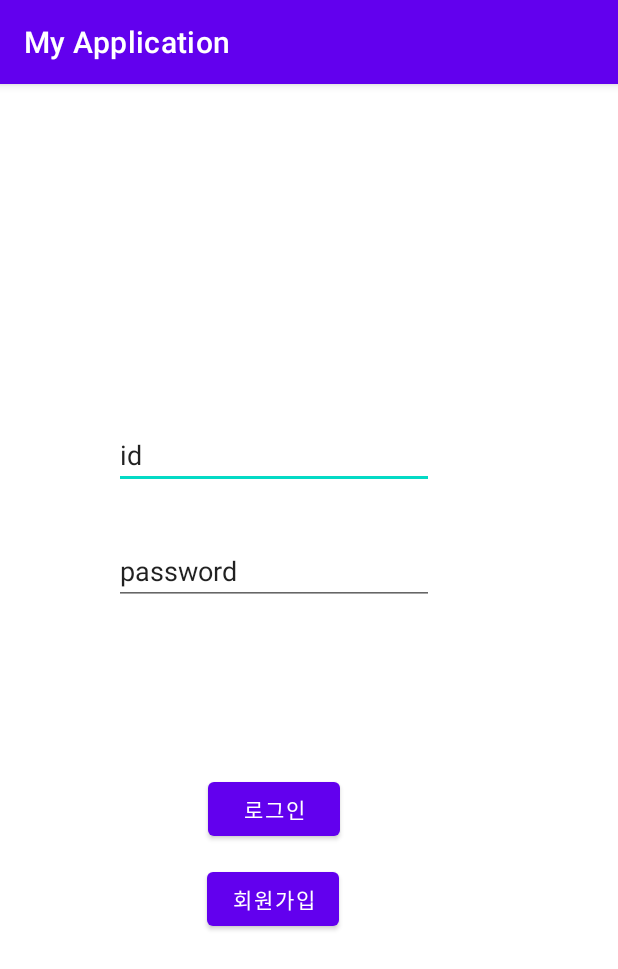
After one commit to jujinyoung/CapstoneDesign, an Android app: the LoginActivity screen opened directly, with no data from a screen before it, on a phone screen of 412 x 824 dp. The commit adds this screen. Shown: the top 969 px of the screen. Run offline under Robolectric (Android 15) with nearby library versions, the phone set to English and light mode, and no system bars; our stand-ins replace Volley.

Commit message:
로그인
로그인 액티비티, 회원가입 액티비티 생성
로그인 기능 완성

```diff
--- a/Android/app/src/main/AndroidManifest.xml
+++ b/Android/app/src/main/AndroidManifest.xml
@@ -2,13 +2,18 @@
 <manifest xmlns:android="http://schemas.android.com/apk/res/android"
     package="com.example.myapplication">
 
+    <uses-permission android:name="android.permission.INTERNET"/> <!--인터넷 권한-->
+
     <application
         android:allowBackup="true"
+        android:usesCleartextTraffic="true"
         android:icon="@mipmap/ic_launcher"
         android:label="@string/app_name"
         android:roundIcon="@mipmap/ic_launcher_round"
         android:supportsRtl="true"
         android:theme="@style/Theme.MyApplication">
+        <activity android:name=".RegisterActivity"></activity>
+        <activity android:name=".LoginActivity" />
         <activity android:name=".MainActivity">
             <intent-filter>
                 <action android:name="android.intent.action.MAIN" />
--- /dev/null
+++ b/Android/app/src/main/java/com/example/myapplication/LoginActivity.java
@@ -0,0 +1,89 @@
+package com.example.myapplication;
+
+import androidx.appcompat.app.AppCompatActivity;
+
+import android.content.Intent;
+import android.os.Bundle;
+import android.view.View;
+import android.widget.Button;
+import android.widget.EditText;
+import android.widget.Toast;
+
+import com.android.volley.RequestQueue;
+import com.android.volley.Response;
+import com.android.volley.toolbox.Volley;
+
+import org.json.JSONException;
+import org.json.JSONObject;
+
+public class LoginActivity extends AppCompatActivity {
+    private EditText et_id, et_pass;    //아이디,패스워드 텍스트
+    private Button btn_login,btn_register;  //로그인,회원가입 버튼
+
+    @Override
+    protected void onCreate(Bundle savedInstanceState) {
+        super.onCreate(savedInstanceState);
+        setContentView(R.layout.activity_login);
+
+        et_id = findViewById(R.id.et_id);
+        et_pass = findViewById(R.id.et_pass);
+        btn_login = findViewById(R.id.btn_login);
+        btn_register = findViewById(R.id.btn_register);
+
+        //region 로그인
+
+        //로그인 버튼 클릭
+        btn_login.setOnClickListener(new View.OnClickListener() {
+            @Override
+            public void onClick(View v) {
+                //id,password 값저장
+                String userID = et_id.getText().toString();
+                String userPass = et_pass.getText().toString();
+
+                Response.Listener<String> responseListener = new Response.Listener<String>() {
+                    @Override
+                    public void onResponse(String response) {
+                        try {
+                            //서버에 로그인 요청을 하면 결과값을 json타입으로 받음
+                            JSONObject jsonObject = new JSONObject(response);
+                            //서버통신 성공여부
+                            boolean success = jsonObject.getBoolean("success");
+                            if (success) {
+//                                String userID = jsonObject.getString("userID");
+//                                String userPass = jsonObject.getString("userPassword");
+                                Toast.makeText(getApplicationContext(), "로그인에 성공하였습니다", Toast.LENGTH_SHORT).show();
+                                //메인화면으로 이동
+                                Intent intent = new Intent(LoginActivity.this, MainActivity.class);
+                                startActivity(intent);
+                            }else{
+                                Toast.makeText(getApplicationContext(),"로그인에 실패하였습니다",Toast.LENGTH_SHORT).show();
+                                return;
+                            }
+                        }catch (JSONException e){
+                            e.printStackTrace();
+                        }
+                    }
+                };
+
+                //vollyer를 이용해서 서버에 요청
+                LoginRequest loginRequest = new LoginRequest(userID,userPass,responseListener);
+                RequestQueue queue = Volley.newRequestQueue(LoginActivity.this);
+                queue.add(loginRequest);
+            }
+        });
+        //endregion
+
+        //region 회원가입
+
+        //회원가입 버튼 클릭
+        btn_register.setOnClickListener(new View.OnClickListener() {
+            @Override
+            public void onClick(View v) {
+                //회원가입 화면으로 이동
+                Intent intent = new Intent(LoginActivity.this,RegisterActivity.class);
+                startActivity(intent);
+            }
+        });
+        //endregion
+    }
+}
--- /dev/null
+++ b/Android/app/src/main/java/com/example/myapplication/RegisterRequest.java
@@ -0,0 +1,4 @@
+package com.example.myapplication;
+
+public class RegisterRequest {
+}
--- /dev/null
+++ b/Android/app/src/main/res/layout/activity_login.xml
@@ -0,0 +1,59 @@
+<?xml version="1.0" encoding="utf-8"?>
+<androidx.constraintlayout.widget.ConstraintLayout xmlns:android="http://schemas.android.com/apk/res/android"
+    xmlns:app="http://schemas.android.com/apk/res-auto"
+    xmlns:tools="http://schemas.android.com/tools"
+    android:layout_width="match_parent"
+    android:layout_height="match_parent"
+    tools:context=".LoginActivity">
+
+    <EditText
+        android:id="@+id/et_id"
+        android:layout_width="wrap_content"
+        android:layout_height="wrap_content"
+        android:ems="10"
+        android:inputType="textPersonName"
+        android:text="id"
+        app:layout_constraintBottom_toBottomOf="parent"
+        app:layout_constraintEnd_toEndOf="parent"
+        app:layout_constraintHorizontal_bias="0.383"
+        app:layout_constraintStart_toStartOf="parent"
+        app:layout_constraintTop_toTopOf="parent"
+        app:layout_constraintVertical_bias="0.311" />
+
+    <EditText
+        android:id="@+id/et_pass"
+        android:layout_width="wrap_content"
+        android:layout_height="wrap_content"
+        android:ems="10"
+        android:inputType="textPersonName"
+        android:text="password"
+        app:layout_constraintBottom_toBottomOf="parent"
+        app:layout_constraintEnd_toEndOf="parent"
+        app:layout_constraintHorizontal_bias="0.383"
+        app:layout_constraintStart_toStartOf="parent"
+        app:layout_constraintTop_toBottomOf="@+id/et_id"
+        app:layout_constraintVertical_bias="0.071" />
+
+    <Button
+        android:id="@+id/btn_login"
+        android:layout_width="wrap_content"
+        android:layout_height="wrap_content"
+        android:layout_marginTop="112dp"
+        android:text="로그인"
+        app:layout_constraintEnd_toEndOf="parent"
+        app:layout_constraintHorizontal_bias="0.427"
+        app:layout_constraintStart_toStartOf="parent"
+        app:layout_constraintTop_toBottomOf="@+id/et_pass" />
+
+    <Button
+        android:id="@+id/btn_register"
+        android:layout_width="wrap_content"
+        android:layout_height="wrap_content"
+        android:text="회원가입"
+        app:layout_constraintBottom_toBottomOf="parent"
+        app:layout_constraintEnd_toEndOf="parent"
+        app:layout_constraintHorizontal_bias="0.425"
+        app:layout_constraintStart_toStartOf="parent"
+        app:layout_constraintTop_toBottomOf="@+id/btn_login"
+        app:layout_constraintVertical_bias="0.055" />
+</androidx.constraintlayout.widget.ConstraintLayout>
--- /dev/null
+++ b/Android/app/src/main/res/values/dimens.xml
@@ -0,0 +1,5 @@
+<resources>
+    <!-- Default screen margins, per the Android Design guidelines. -->
+    <dimen name="activity_horizontal_margin">16dp</dimen>
+    <dimen name="activity_vertical_margin">16dp</dimen>
+</resources>
```
Also changed, not shown: Android/app/build.gradle (+8 -0 lines), Android/app/src/main/java/com/example/myapplication/LoginRequest.java (added, +29 -0 lines), Android/app/src/main/java/com/example/myapplication/RegisterActivity.java (added, +14 -0 lines), Android/app/src/main/res/layout/activity_register.xml (added, +9 -0 lines), Android/app/src/main/res/values/strings.xml (+9 -0 lines).
